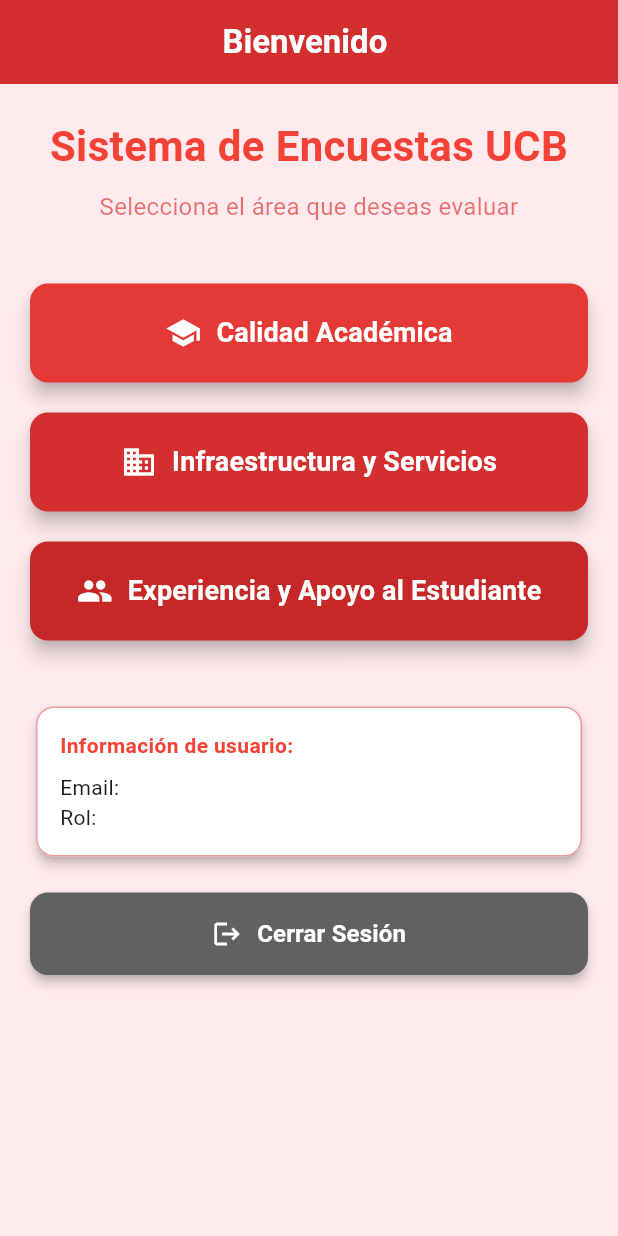
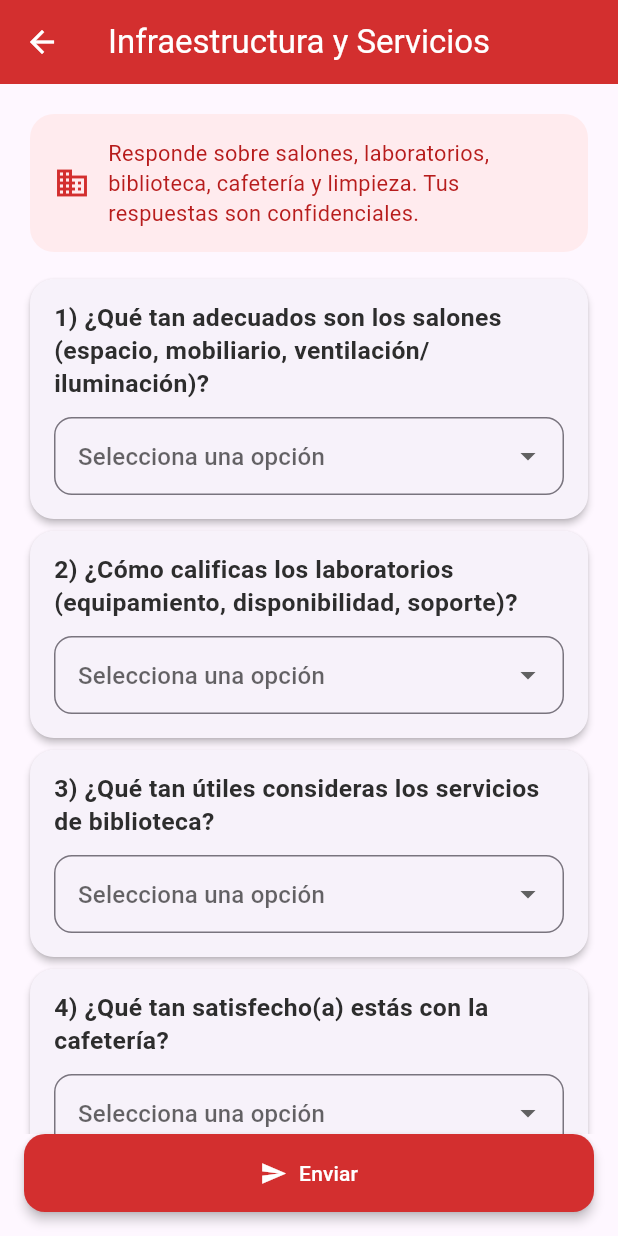
Before and after one commit to Osorio-Raquel/OpinaUCB, a Flutter app: the UserScreen screen opened directly with empty values, after a tap on "Infraestructura y Servicios", on a phone screen of 412 x 824 dp. Run offline on Flutter 3.47's test engine with Material 3 defaults, Android fonts, the light colour scheme and no system bars; our stand-ins replace shared_preferences; accounts and stored records are empty.

Commit message:
Infraestructura Diseño Dart
Infraestructura Diseño Dart

```diff
--- /dev/null
+++ b/opina_app/lib/screens/infraestructura_form_screen.dart
@@ -0,0 +1,285 @@
+import 'package:flutter/material.dart';
+import '../services/infraestructura_service.dart';
+
+/// Opciones EXACTAS según tu tabla (no tocar)
+const opcionesSalones = [
+  'Muy adecuados','Adecuados','Regulares','Poco adecuados','Nada adecuados',
+];
+const opcionesLab = [
+  'Excelente','Buena','Regular','Deficiente','Muy deficiente',
+];
+const opcionesBiblioteca = [
+  'Muy útiles','Útiles','Regulares','Poco útiles','Nada útiles',
+];
+const opcionesSatisfaccion = [
+  'Muy satisfecho','Satisfecho','Neutral','Insatisfecho','Muy insatisfecho',
+];
+
+class InfraestructuraFormScreen extends StatefulWidget {
+  final InfraestructuraService servicio;
+  const InfraestructuraFormScreen({super.key, required this.servicio});
+
+  @override
+  State<InfraestructuraFormScreen> createState() => _InfraestructuraFormScreenState();
+}
+
+class _InfraestructuraFormScreenState extends State<InfraestructuraFormScreen> {
+  final _formKey = GlobalKey<FormState>();
+
+  String? p1, p2, p3, p4, p5, p6;
+  final _sugerenciasCtrl = TextEditingController();
+  bool _enviando = false;
+  String? _error;
+
+  @override
+  void dispose() {
+    _sugerenciasCtrl.dispose();
+    super.dispose();
+  }
+
+  Future<void> _enviar() async {
+    if (!_formKey.currentState!.validate()) return;
+    setState(() { _enviando = true; _error = null; });
+
+    final resp = await widget.servicio.createRespuesta(
+      pregunta1Salones: p1!,
+      pregunta2Laboratorios: p2!,
+      pregunta3Biblioteca: p3!,
+      pregunta4Cafeteria: p4!,
+      pregunta5Limpieza: p5!,
+      pregunta6SatisfaccionGeneral: p6!,
+      pregunta7Sugerencias: _sugerenciasCtrl.text,
+    );
+
+    if (!mounted) return;
+    setState(() => _enviando = false);
+
+    if (resp['success'] == true) {
+      if (mounted) {
+        ScaffoldMessenger.of(context)
+            .showSnackBar(const SnackBar(content: Text('Respuesta registrada. ¡Gracias!')));
+      }
+      _formKey.currentState!.reset();
+      setState(() { p1=p2=p3=p4=p5=p6=null; _sugerenciasCtrl.clear(); });
+      Navigator.of(context).maybePop();
+    } else {
+      setState(() => _error = resp['message'] ?? 'Error al enviar');
+    }
+  }
+
+  Widget _questionCard({
+    required String titulo,
+    required List<String> opciones,
+    required String? valor,
+    required void Function(String?) onChanged,
+  }) {
+    return Card(
+      elevation: 2,
+      shape: RoundedRectangleBorder(borderRadius: BorderRadius.circular(16)),
+      child: Padding(
+        padding: const EdgeInsets.fromLTRB(16, 14, 16, 16),
+        child: Column(
+          crossAxisAlignment: CrossAxisAlignment.start,
+          children: [
+            Text(
+              titulo,
+              style: const TextStyle(
+                fontSize: 16.5, fontWeight: FontWeight.w600, height: 1.35, color: Color(0xFF2D2D2D),
+              ),
+            ),
+            const SizedBox(height: 12),
+            DropdownButtonFormField<String>(
+              value: valor,
+              isExpanded: true,
+              items: opciones
+                  .map((e) => DropdownMenuItem<String>(
+                        value: e,
+                        child: Text(e, softWrap: true, overflow: TextOverflow.visible),
+                      ))
+                  .toList(),
+              onChanged: onChanged,
+              validator: (v) => (v == null || v.isEmpty) ? 'Seleccione una opción' : null,
+              decoration: InputDecoration(
+                hintText: 'Selecciona una opción',
+                contentPadding: const EdgeInsets.symmetric(horizontal: 12, vertical: 14),
+                border: OutlineInputBorder(borderRadius: BorderRadius.circular(12)),
+              ),
+            ),
+          ],
+        ),
+      ),
+    );
+  }
+
+  Widget _sugerenciasCard() {
+    return Card(
+      elevation: 2,
+      shape: RoundedRectangleBorder(borderRadius: BorderRadius.circular(16)),
+      child: Padding(
+        padding: const EdgeInsets.fromLTRB(16, 14, 16, 16),
+        child: Column(
+          crossAxisAlignment: CrossAxisAlignment.start,
+          children: [
+            const Text(
+              '7) (Pregunta abierta) ¿Qué sugerencias tienes para mejorar la infraestructura y los servicios?',
+              style: TextStyle(
+                fontSize: 16.5, fontWeight: FontWeight.w600, height: 1.35, color: Color(0xFF2D2D2D),
+              ),
+            ),
+            const SizedBox(height: 12),
+            TextFormField(
+              controller: _sugerenciasCtrl,
+              maxLines: 5,
+              minLines: 3,
+              decoration: InputDecoration(
+                hintText: 'Escribe tus sugerencias…',
+                alignLabelWithHint: true,
+                border: OutlineInputBorder(borderRadius: BorderRadius.circular(12)),
+                contentPadding: const EdgeInsets.symmetric(horizontal: 12, vertical: 12),
+              ),
+            ),
+          ],
+        ),
+      ),
+    );
+  }
+
+  @override
+  Widget build(BuildContext context) {
+    final themeRed = Colors.red[700];
+
+    return Scaffold(
+      appBar: AppBar(
+        title: const Text('Infraestructura y Servicios'),
+        backgroundColor: themeRed,
+        foregroundColor: Colors.white,
+      ),
+      bottomNavigationBar: SafeArea(
+        top: false,
+        child: Padding(
+          padding: const EdgeInsets.fromLTRB(16, 0, 16, 16),
+          child: SizedBox(
+            width: double.infinity,
+            child: ElevatedButton.icon(
+              onPressed: _enviando ? null : _enviar,
+              icon: _enviando
+                  ? const SizedBox(
+                      width: 18, height: 18,
+                      child: CircularProgressIndicator(strokeWidth: 2, color: Colors.white),
+                    )
+                  : const Icon(Icons.send),
+              label: Text(_enviando ? 'Enviando...' : 'Enviar'),
+              style: ElevatedButton.styleFrom(
+                backgroundColor: themeRed, foregroundColor: Colors.white,
+                padding: const EdgeInsets.symmetric(vertical: 16),
+                shape: RoundedRectangleBorder(borderRadius: BorderRadius.circular(14)),
+                elevation: 3,
+              ),
+            ),
+          ),
+        ),
+      ),
+      body: SafeArea(
+        child: Form(
+          key: _formKey,
+          autovalidateMode: AutovalidateMode.onUserInteraction,
+          child: LayoutBuilder(
+            builder: (context, c) {
+              final maxW = c.maxWidth > 720 ? 720.0 : c.maxWidth;
+              return Center(
+                child: ConstrainedBox(
+                  constraints: BoxConstraints(maxWidth: maxW),
+                  child: ListView(
+                    padding: const EdgeInsets.fromLTRB(16, 16, 16, 96),
+                    children: [
+                      Card(
+                        color: Colors.red[50],
+                        elevation: 0,
+                        shape: RoundedRectangleBorder(borderRadius: BorderRadius.circular(16)),
+                        child: Padding(
+                          padding: const EdgeInsets.all(16),
+                          child: Row(
+                            children: [
+                              Icon(Icons.business, color: themeRed),
+                              const SizedBox(width: 12),
+                              Expanded(
+                                child: Text(
+                                  'Responde sobre salones, laboratorios, biblioteca, cafetería y limpieza. '
+                                  'Tus respuestas son confidenciales.',
+                                  style: TextStyle(
+                                    color: Colors.red[900], fontSize: 14.5, height: 1.35,
+                                  ),
+                                ),
+                              ),
+                            ],
+                          ),
+                        ),
+                      ),
+                      if (_error != null) ...[
+                        const SizedBox(height: 8),
+                        Container(
+                          padding: const EdgeInsets.all(12),
+                          decoration: BoxDecoration(
+                            color: const Color(0xFFFFEBEE),
+                            borderRadius: BorderRadius.circular(12),
+                            border: Border.all(color: const Color(0xFFE57373)),
+                          ),
+                          child: Row(
+                            crossAxisAlignment: CrossAxisAlignment.start,
+                            children: [
+                              const Icon(Icons.error_outline, color: Color(0xFFD32F2F), size: 20),
+                              const SizedBox(width: 8),
+                              Expanded(child: Text(_error!, style: const TextStyle(color: Color(0xFFD32F2F)))),
+                            ],
+                          ),
+                        ),
+                      ],
+                      const SizedBox(height: 10),
+                      _questionCard(
+                        titulo: '1) ¿Qué tan adecuados son los salones (espacio, mobiliario, ventilación/iluminación)?',
+                        opciones: opcionesSalones,
+                        valor: p1,
+                        onChanged: (v) => setState(() => p1 = v),
+                      ),
+                      _questionCard(
+                        titulo: '2) ¿Cómo calificas los laboratorios (equipamiento, disponibilidad, soporte)?',
+                        opciones: opcionesLab,
+                        valor: p2,
+                        onChanged: (v) => setState(() => p2 = v),
+                      ),
+                      _questionCard(
+                        titulo: '3) ¿Qué tan útiles consideras los servicios de biblioteca?',
+                        opciones: opcionesBiblioteca,
+                        valor: p3,
+                        onChanged: (v) => setState(() => p3 = v),
+                      ),
+                      _questionCard(
+                        titulo: '4) ¿Qué tan satisfecho(a) estás con la cafetería?',
+                        opciones: opcionesSatisfaccion,
+                        valor: p4,
+                        onChanged: (v) => setState(() => p4 = v),
+                      ),
+                      _questionCard(
+                        titulo: '5) ¿Cómo evalúas la limpieza en general?',
+                        opciones: opcionesLab, // misma escala de 2) (Excelente..Muy deficiente)
+                        valor: p5,
+                        onChanged: (v) => setState(() => p5 = v),
+                      ),
+                      _questionCard(
+                        titulo: '6) Nivel de satisfacción general con infraestructura y servicios:',
+                        opciones: opcionesSatisfaccion,
+                        valor: p6,
+                        onChanged: (v) => setState(() => p6 = v),
+                      ),
+                      _sugerenciasCard(),
+                    ],
+                  ),
+                ),
+              );
+            },
+          ),
+        ),
+      ),
+    );
+  }
+}
--- a/opina_app/lib/screens/user_screen.dart
+++ b/opina_app/lib/screens/user_screen.dart
@@ -3,11 +3,16 @@
 import '../models/user_model.dart';
 import 'login_screen.dart';
 
-// 👇 imports nuevos/corregidos
+// 👇 imports existentes
 import 'experiencia_form_screen.dart';
 import '../services/experiencia_service.dart';
+
+// 👇 NUEVOS imports para Infraestructura
+import 'infraestructura_form_screen.dart';
+import '../services/infraestructura_service.dart';
+
 import '../services/token_store.dart';
-import '../utils/constants.dart'; // 👈 usa la base URL central
+import '../utils/constants.dart'; // base URL centralizada
 
 class UserScreen extends StatefulWidget {
   final User user;
@@ -18,22 +23,12 @@
 }
 
 class UserScreenState extends State<UserScreen> {
-  // Función para cerrar sesión
-  Future<void> _logout() async {
-    await TokenStore.clear();
-    if (!mounted) return;
-    Navigator.pushReplacement(
-      context,
-      MaterialPageRoute(builder: (context) => const LoginScreen()),
-    );
-  }
+  // ===== Navegaciones =====
 
   void _goToExperienciaForm() {
-    // Usa la base URL centralizada (cámbiala con --dart-define en runtime si hace falta)
-    // Para emulador Android: flutter run --dart-define=BACKEND_BASE=http://10.0.2.2:3000
     final expService = ExperienciaService(
       baseUrl: Constants.apiBaseUrl,
-      getToken: TokenStore.get, // 👈 requerido por tu service
+      getToken: TokenStore.get,
     );
 
     Navigator.push(
@@ -41,6 +36,30 @@
       MaterialPageRoute(
         builder: (_) => ExperienciaFormScreen(servicio: expService),
       ),
+    );
+  }
+
+  void _goToInfraestructuraForm() {
+    final infraService = InfraestructuraService(
+      baseUrl: Constants.apiBaseUrl,
+      getToken: TokenStore.get,
+    );
+
+    Navigator.push(
+      context,
+      MaterialPageRoute(
+        builder: (_) => InfraestructuraFormScreen(servicio: infraService),
+      ),
+    );
+  }
+
+  // ===== Logout =====
+  Future<void> _logout() async {
+    await TokenStore.clear();
+    if (!mounted) return;
+    Navigator.pushReplacement(
+      context,
+      MaterialPageRoute(builder: (context) => const LoginScreen()),
     );
   }
 
@@ -87,7 +106,7 @@
             ),
             const SizedBox(height: 40),
 
-            // Botón 1: Calidad Académica
+            // Botón 1: Calidad Académica (placeholder)
             ElevatedButton(
               onPressed: () {
                 // TODO: navegar a pantalla de Calidad Académica
@@ -117,9 +136,7 @@
 
             // Botón 2: Infraestructura y Servicios
             ElevatedButton(
-              onPressed: () {
-                // TODO: navegar a pantalla de Infraestructura y Servicios
-              },
+              onPressed: _goToInfraestructuraForm, // ✅ ahora navega
               style: ElevatedButton.styleFrom(
                 backgroundColor: Colors.red[700],
                 foregroundColor: Colors.white,
@@ -145,7 +162,7 @@
 
             // Botón 3: Experiencia y Apoyo al Estudiante
             ElevatedButton(
-              onPressed: _goToExperienciaForm, // 👈 navegación al formulario
+              onPressed: _goToExperienciaForm,
               style: ElevatedButton.styleFrom(
                 backgroundColor: Colors.red[800],
                 foregroundColor: Colors.white,
@@ -178,7 +195,7 @@
                 side: BorderSide(color: Colors.red[200]!),
               ),
               child: Padding(
-                padding: const EdgeInsets.all(16.0),
+                padding: const EdgeInsets.all(16.0), // ✅ FIX aquí
                 child: Column(
                   crossAxisAlignment: CrossAxisAlignment.start,
                   children: [
--- /dev/null
+++ b/opina_app/lib/services/infraestructura_service.dart
@@ -0,0 +1,60 @@
+import 'dart:convert';
+import 'package:http/http.dart' as http;
+
+class InfraestructuraService {
+  final String baseUrl;
+  final Future<String?> Function() getToken;
+
+  InfraestructuraService({
+    required this.baseUrl,
+    required this.getToken,
+  });
+
+  /// POST -> /infraestructura-servicios
+  Future<Map<String, dynamic>> createRespuesta({
+    required String pregunta1Salones,
+    required String pregunta2Laboratorios,
+    required String pregunta3Biblioteca,
+    required String pregunta4Cafeteria,
+    required String pregunta5Limpieza,
+    required String pregunta6SatisfaccionGeneral,
+    String? pregunta7Sugerencias,
+  }) async {
+    final token = await getToken();
+    if (token == null || token.isEmpty) {
+      return {'success': false, 'message': 'Token no disponible'};
+    }
+
+    final uri = Uri.parse('$baseUrl/infraestructura-servicios');
+    final body = {
+      'pregunta1_salones': pregunta1Salones,
+      'pregunta2_laboratorios': pregunta2Laboratorios,
+      'pregunta3_biblioteca': pregunta3Biblioteca,
+      'pregunta4_cafeteria': pregunta4Cafeteria,
+      'pregunta5_limpieza': pregunta5Limpieza,
+      'pregunta6_satisfaccion_general': pregunta6SatisfaccionGeneral,
+      if (pregunta7Sugerencias != null && pregunta7Sugerencias.trim().isNotEmpty)
+        'pregunta7_sugerencias': pregunta7Sugerencias.trim(),
+    };
+
+    final res = await http.post(
+      uri,
+      headers: {
+        'Authorization': 'Bearer $token',
+        'Content-Type': 'application/json',
+      },
+      body: jsonEncode(body),
+    );
+
+    if (res.statusCode == 201) {
+      return {'success': true, 'data': jsonDecode(res.body)};
+    } else {
+      try {
+        final err = jsonDecode(res.body);
+        return {'success': false, 'message': err['message'] ?? 'Error'};
+      } catch (_) {
+        return {'success': false, 'message': 'Error ${res.statusCode}'};
+      }
+    }
+  }
+}
```
